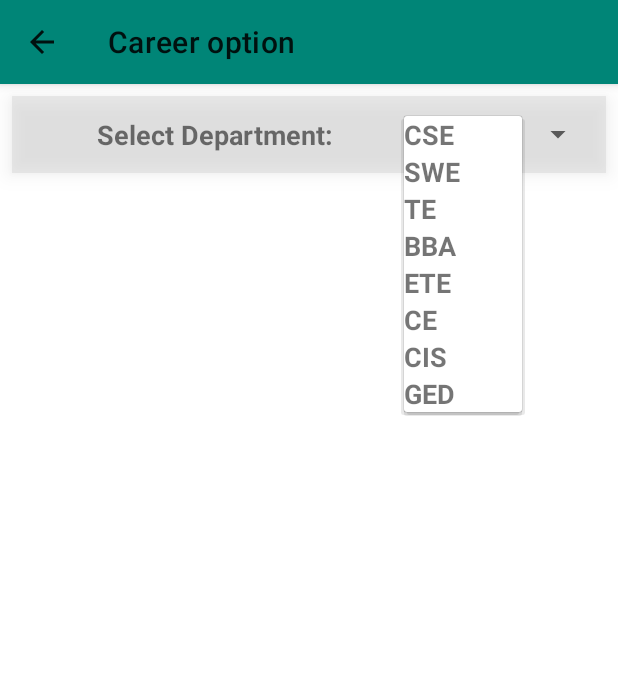
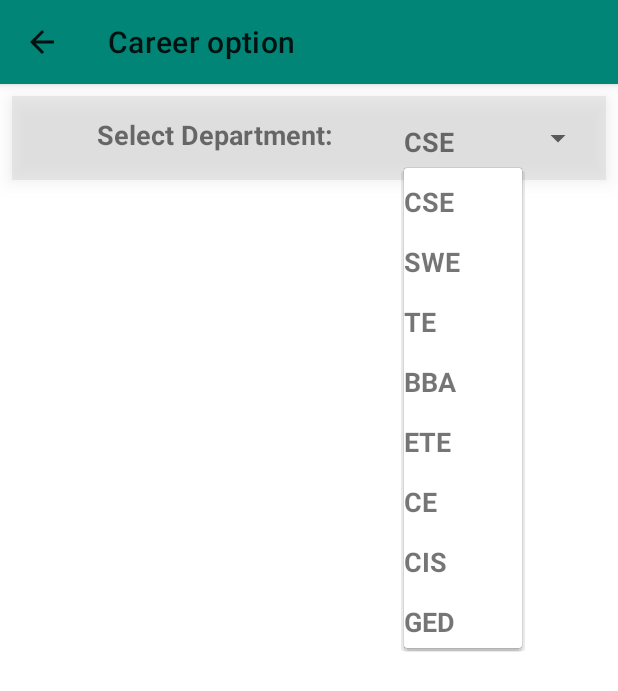
Before and after one commit to mazharulsabbir/CDC, an Android app: the CareerOptionActivity screen opened directly, with no data from a screen before it, after a tap on "CSE", on a phone screen of 412 x 824 dp. Shown: the top 691 px of the screen. Run offline under Robolectric (Android 15) with nearby library versions, the light colour scheme and no system bars.

Commit message:
Modify design spinner

```diff
--- a/app/src/main/res/layout/activity_career_option.xml
+++ b/app/src/main/res/layout/activity_career_option.xml
@@ -34,6 +34,8 @@
                 android:layout_height="wrap_content"
                 android:layout_gravity="center"
                 android:layout_weight="1"
+                android:drawSelectorOnTop="true"
+                android:overlapAnchor="false"
                 />
 
         </TableRow>
--- a/app/src/main/res/layout/spinner_dep_list.xml
+++ b/app/src/main/res/layout/spinner_dep_list.xml
@@ -1,15 +1,23 @@
 <?xml version="1.0" encoding="utf-8"?>
 <LinearLayout xmlns:android="http://schemas.android.com/apk/res/android"
+    xmlns:app="http://schemas.android.com/apk/res-auto"
     android:orientation="vertical"
     android:layout_width="match_parent"
     android:layout_height="match_parent"
+    android:layout_marginTop="8dp"
+    android:layout_marginBottom="8dp"
+
+
     >
 
     <TextView
-        android:layout_width="wrap_content"
+        android:layout_width="match_parent"
         android:layout_height="wrap_content"
         android:id="@+id/depTV"
+        android:layout_marginTop="10dp"
+        android:layout_marginBottom="5dp"
         android:textSize="18dp"
-        android:textStyle="bold"/>
+        android:textStyle="bold"
+        />
 
 </LinearLayout>
```
